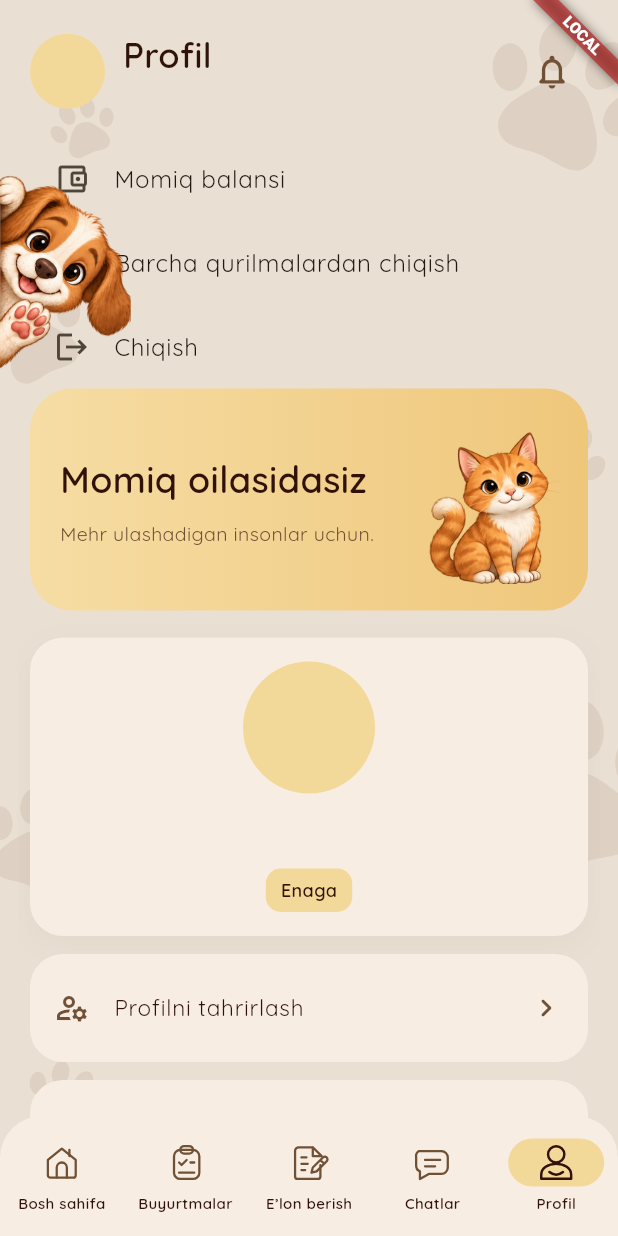
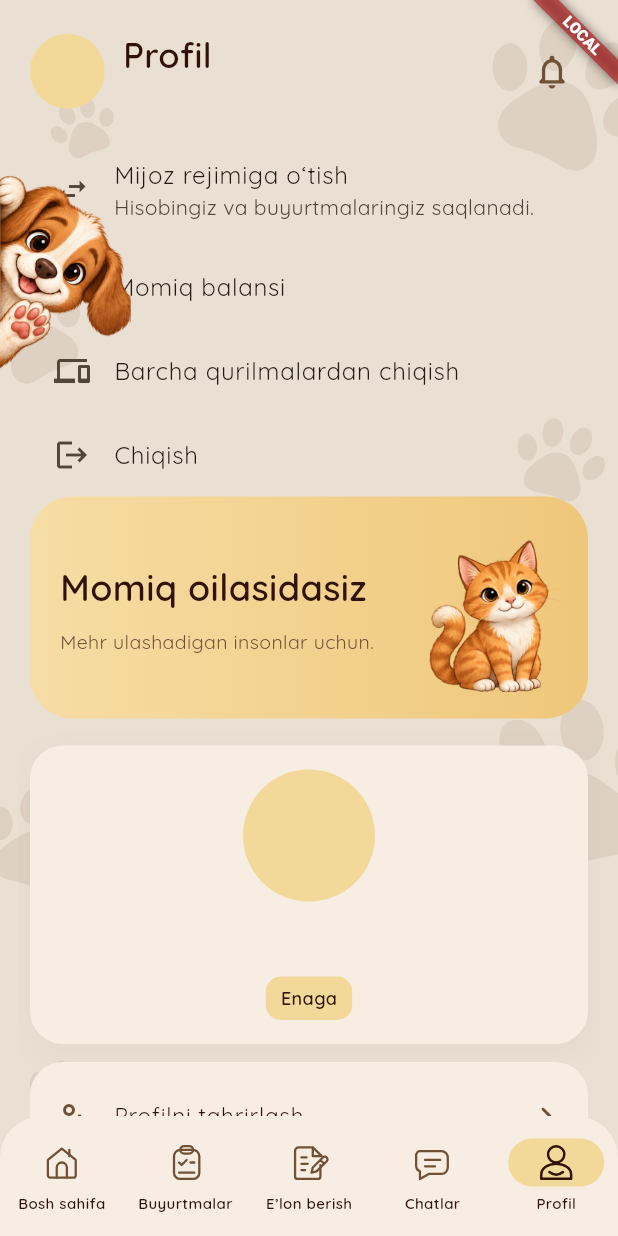
Before and after one commit to umar200000/momiq_app, a Flutter app: the SitterHomePage screen opened directly, item 5 of the bottom bar chosen, on a phone screen of 412 x 824 dp. Run offline on Flutter 3.47's test engine with Material 3 defaults, Android fonts, the phone set to English and light mode, and no system bars; our stand-ins replace flutter_secure_storage, flutter_svg, geolocator, image_picker, shared_preferences; missing offline and left inert: cryptography, gal, map_launcher, yandex_maps_mapkit; accounts and stored records are empty; statements that could not run were skipped.

Commit message:
Switch account modes without logout and resume saved registration fields

```diff
--- /dev/null
+++ b/lib/features/auth/presentation/role_switch_tile.dart
@@ -0,0 +1,71 @@
+import 'package:flutter/material.dart';
+import '../../listings/presentation/listing_style.dart' show lt;
+import '../../customer/data/customer_api.dart';
+import 'session_destination.dart';
+
+class RoleSwitchTile extends StatefulWidget {
+  const RoleSwitchTile({super.key, required this.customer});
+  final bool customer;
+  @override
+  State<RoleSwitchTile> createState() => _RoleSwitchTileState();
+}
+
+class _RoleSwitchTileState extends State<RoleSwitchTile> {
+  bool _busy = false;
+  Future<void> _switch() async {
+    if (_busy) return;
+    setState(() => _busy = true);
+    try {
+      final account = await CustomerApi.switchRole(customer: widget.customer);
+      if (!mounted) return;
+      Navigator.of(context).pushAndRemoveUntil(
+        MaterialPageRoute<void>(
+          builder: (_) =>
+              accountDestination(account, customer: widget.customer),
+        ),
+        (_) => false,
+      );
+    } catch (error) {
+      if (mounted) {
+        ScaffoldMessenger.of(
+          context,
+        ).showSnackBar(SnackBar(content: Text(error.toString())));
+      }
+    } finally {
+      if (mounted) setState(() => _busy = false);
+    }
+  }
+
+  @override
+  Widget build(BuildContext context) => ListTile(
+    key: ValueKey(widget.customer ? 'switchToCustomer' : 'switchToSitter'),
+    leading: _busy
+        ? const SizedBox(
+            width: 24,
+            height: 24,
+            child: CircularProgressIndicator(),
+          )
+        : const Icon(Icons.swap_horiz),
+    title: Text(
+      widget.customer
+          ? lt(
+              'Mijoz rejimiga o‘tish',
+              'Switch to customer',
+              'Перейти в режим клиента',
+            )
+          : lt(
+              'Enaga rejimiga o‘tish',
+              'Switch to sitter',
+              'Перейти в режим няни',
+            ),
+    ),
+    subtitle: Text(
+      lt(
+        'Hisobingiz va buyurtmalaringiz saqlanadi.',
+        'Your account and bookings are preserved.',
+        'Ваш аккаунт и заказы сохраняются.',
+      ),
+    ),
+    onTap: _busy ? null : _switch,
+  );
+}
--- a/lib/features/customer/presentation/customer_home_page.dart
+++ b/lib/features/customer/presentation/customer_home_page.dart
@@ -1,4 +1,5 @@
 import '../../chat/presentation/conversation_page.dart';
+import '../../auth/presentation/role_switch_tile.dart';
 import '../data/customer_api.dart';
 import 'package:momiq_app/core/widgets/momiq_scaffold.dart';
 import 'customer_home_design.dart';
@@ -572,6 +573,7 @@ class _CustomerHomePageState extends State<CustomerHomePage>
           ),
           onTap: () => cPush(context, item.$3),
         ),
+      const RoleSwitchTile(customer: false),
       cButton(
         lt(
           'Barcha qurilmalardan chiqish',
--- a/lib/features/home/presentation/pages/sitter_home_page.dart
+++ b/lib/features/home/presentation/pages/sitter_home_page.dart
@@ -1,4 +1,5 @@
 import '../../../support/support_page.dart';
+import '../../../auth/presentation/role_switch_tile.dart';
 import 'sitter_dashboard.dart';
 import '../../../chat/presentation/conversation_page.dart';
 import '../../../bookings/presentation/bookings_page.dart';
@@ -307,6 +308,7 @@ class _SitterHomePageState extends State<SitterHomePage> {
   ];
   List<Widget> chats() => [const ConversationInbox()];
   List<Widget> profile() => [
+    const RoleSwitchTile(customer: true),
     ListTile(
       key: const ValueKey('sitterWallet'),
       leading: const Icon(Icons.account_balance_wallet_outlined),
```
Also changed, not shown: lib/features/customer/data/customer_api.dart (+37 -0 lines), lib/features/customer/presentation/customer_account.dart (+3 -5 lines), lib/features/onboarding/presentation/pages/sitter_registration_page.dart (+14 -0 lines), 2 other files.
